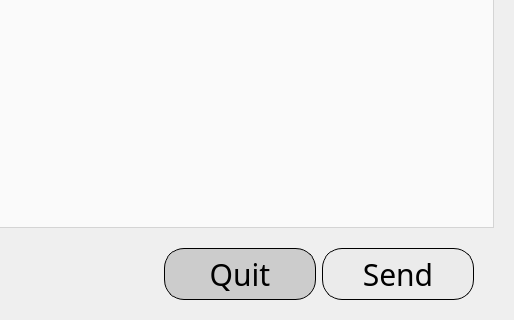
Before: the Qt Designer form OS_Lab9_Client/mainwindow.ui in Bohdan2113/OS_Lab9_Client, drawn with Qt 5; both pictures show x 286 to 800 and y 316 to 636 of the 800 by 636 pixel window.
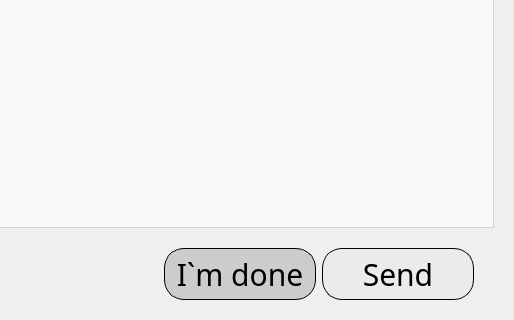
After: the same form once the commit is applied. The open tabs and pages were chosen to show the change. Icons and pictures are not drawn.

```diff
--- a/OS_Lab9_Client/mainwindow.ui
+++ b/OS_Lab9_Client/mainwindow.ui
@@ -566,7 +566,7 @@
 </string>
                </property>
                <property name="text">
-                <string>Quit</string>
+                <string>I`m done</string>
                </property>
               </widget>
              </item>
```
Left out of the diff: 2 changed lines with no effect on the pictures.
